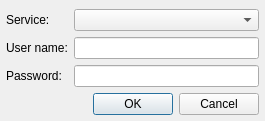
Qt form src/plugins/General/scrobbler/settingsdialog.ui (ksv1986/qmmp-staging) before a commit.
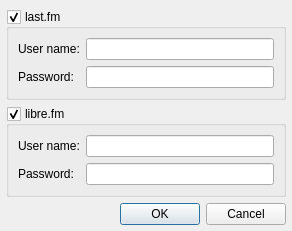
The same form after that commit.

Commit message: improved scrobbler plugin, fixed libre.fm support

```diff
--- a/src/plugins/General/scrobbler/settingsdialog.ui
+++ b/src/plugins/General/scrobbler/settingsdialog.ui
@@ -6,14 +6,14 @@
    <rect>
     <x>0</x>
     <y>0</y>
-    <width>265</width>
-    <height>121</height>
+    <width>292</width>
+    <height>219</height>
    </rect>
   </property>
   <property name="windowTitle">
    <string>Scrobbler Plugin Settings</string>
   </property>
-  <layout class="QGridLayout" name="gridLayout">
+  <layout class="QVBoxLayout" name="verticalLayout">
    <property name="leftMargin">
     <number>6</number>
    </property>
@@ -26,44 +26,79 @@
    <property name="bottomMargin">
     <number>6</number>
    </property>
-   <property name="horizontalSpacing">
-    <number>6</number>
-   </property>
+   <item>
+    <widget class="QGroupBox" name="lastfmGroupBox">
+     <property name="title">
+      <string>last.fm</string>
+     </property>
+     <property name="checkable">
+      <bool>true</bool>
+     </property>
+     <layout class="QGridLayout" name="gridLayout">
    <item row="0" column="0">
-    <widget class="QLabel" name="label_3">
-     <property name="text">
-      <string>Service:</string>
-     </property>
-    </widget>
-   </item>
-   <item row="0" column="1">
-    <widget class="QComboBox" name="serviceComboBox"/>
-   </item>
-   <item row="1" column="0">
     <widget class="QLabel" name="label">
      <property name="text">
       <string>User name:</string>
      </property>
     </widget>
    </item>
-   <item row="1" column="1">
+      <item row="0" column="1">
     <widget class="QLineEdit" name="userLineEdit"/>
    </item>
-   <item row="2" column="0">
+      <item row="1" column="0">
     <widget class="QLabel" name="label_2">
      <property name="text">
       <string>Password:</string>
      </property>
     </widget>
    </item>
-   <item row="2" column="1">
+      <item row="1" column="1">
     <widget class="QLineEdit" name="passwordLineEdit">
      <property name="echoMode">
       <enum>QLineEdit::Password</enum>
      </property>
     </widget>
    </item>
-   <item row="3" column="0" colspan="2">
+     </layout>
+    </widget>
+   </item>
+   <item>
+    <widget class="QGroupBox" name="librefmGroupBox">
+     <property name="title">
+      <string>libre.fm</string>
+     </property>
+     <property name="checkable">
+      <bool>true</bool>
+     </property>
+     <layout class="QGridLayout" name="gridLayout_2">
+      <item row="0" column="0">
+       <widget class="QLabel" name="label_3">
+        <property name="text">
+         <string>User name:</string>
+        </property>
+       </widget>
+      </item>
+      <item row="0" column="1">
+       <widget class="QLineEdit" name="userLineEdit_libre"/>
+      </item>
+      <item row="1" column="0">
+       <widget class="QLabel" name="label_4">
+        <property name="text">
+         <string>Password:</string>
+        </property>
+       </widget>
+      </item>
+      <item row="1" column="1">
+       <widget class="QLineEdit" name="passwordLineEdit_libre">
+        <property name="echoMode">
+         <enum>QLineEdit::Password</enum>
+        </property>
+       </widget>
+      </item>
+     </layout>
+    </widget>
+   </item>
+   <item>
     <layout class="QHBoxLayout" name="horizontalLayout">
      <item>
       <spacer>
```
Lines whose indentation alone changed are shown as unchanged. The commit also changes 15 other files.
